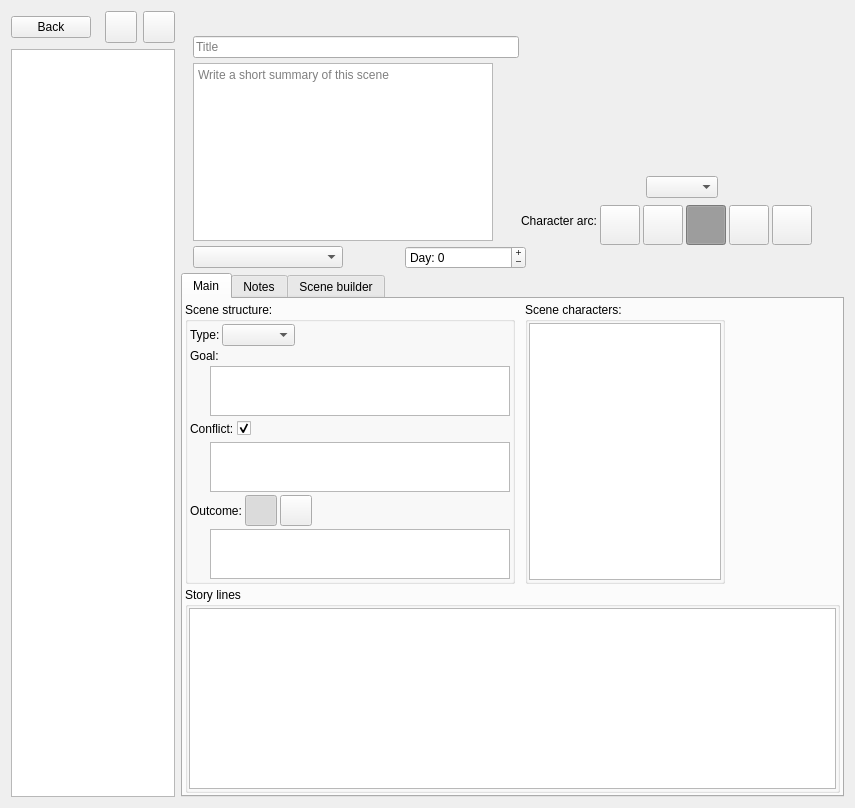
Old version of the form ui/scene_editor.ui in the repository zkovari/plotlyst.
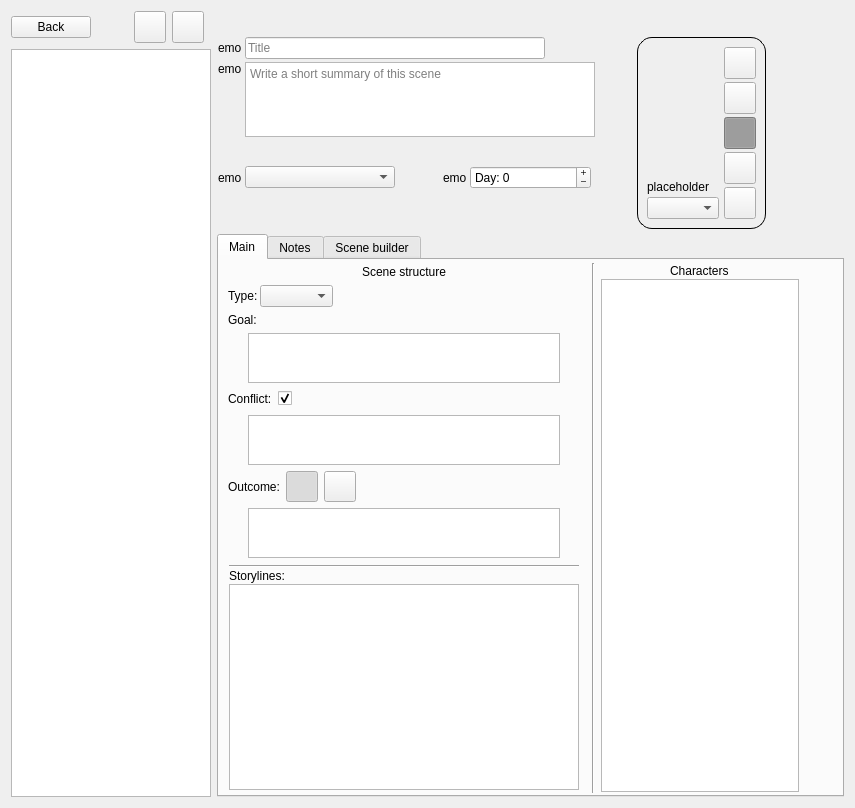
New version of the form.

Commit message:
New scene editor layout and better support on Windows
* Scenes layout improvements

* move characters tableview

* change font size on windows

* Stop loading emoji font

* Display arc buttons

```diff
--- a/ui/scene_editor.ui
+++ b/ui/scene_editor.ui
@@ -171,28 +171,36 @@
      </item>
      <item>
       <widget class="QWidget" name="wdgTop" native="true">
-       <layout class="QVBoxLayout" name="verticalLayout_2">
-        <property name="spacing">
-         <number>5</number>
-        </property>
-        <property name="leftMargin">
-         <number>0</number>
-        </property>
-        <property name="topMargin">
-         <number>0</number>
-        </property>
-        <property name="rightMargin">
-         <number>0</number>
-        </property>
-        <property name="bottomMargin">
-         <number>0</number>
-        </property>
-        <item>
          <layout class="QHBoxLayout" name="horizontalLayout_5">
+        <property name="spacing">
+         <number>2</number>
+        </property>
+        <property name="leftMargin">
+         <number>1</number>
+        </property>
+        <property name="topMargin">
+         <number>1</number>
+        </property>
+        <property name="rightMargin">
+         <number>1</number>
+        </property>
+        <property name="bottomMargin">
+         <number>1</number>
+        </property>
+        <item>
+         <layout class="QVBoxLayout" name="verticalLayout_2">
+          <property name="spacing">
+           <number>3</number>
+          </property>
+          <item>
+           <layout class="QHBoxLayout" name="horizontalLayout_6">
+            <property name="spacing">
+             <number>3</number>
+            </property>
           <item>
            <widget class="QLabel" name="lblTitleEmoji">
             <property name="text">
-             <string/>
+               <string>emo</string>
             </property>
            </widget>
           </item>
@@ -200,13 +208,13 @@
            <widget class="QLineEdit" name="lineTitle">
             <property name="minimumSize">
              <size>
-              <width>250</width>
+                <width>300</width>
               <height>0</height>
              </size>
             </property>
             <property name="maximumSize">
              <size>
-              <width>400</width>
+                <width>1232323</width>
               <height>16777215</height>
              </size>
             </property>
@@ -216,10 +224,13 @@
            </widget>
           </item>
           <item>
-           <spacer name="horizontalSpacer_3">
+             <spacer name="horizontalSpacer">
             <property name="orientation">
              <enum>Qt::Horizontal</enum>
             </property>
+              <property name="sizeType">
+               <enum>QSizePolicy::MinimumExpanding</enum>
+              </property>
             <property name="sizeHint" stdset="0">
              <size>
               <width>40</width>
@@ -231,26 +242,41 @@
          </layout>
         </item>
         <item>
-         <layout class="QHBoxLayout" name="horizontalLayout_6">
-          <item alignment="Qt::AlignTop">
+           <layout class="QHBoxLayout" name="horizontalLayout_11">
+            <property name="spacing">
+             <number>3</number>
+            </property>
+            <item alignment="Qt::AlignLeft|Qt::AlignTop">
            <widget class="QLabel" name="lblSynopsisEmoji">
             <property name="text">
-             <string/>
+               <string>emo</string>
             </property>
            </widget>
           </item>
-          <item>
+            <item alignment="Qt::AlignLeft|Qt::AlignTop">
            <widget class="QTextEdit" name="textSynopsis">
+              <property name="sizePolicy">
+               <sizepolicy hsizetype="Expanding" vsizetype="Preferred">
+                <horstretch>0</horstretch>
+                <verstretch>0</verstretch>
+               </sizepolicy>
+              </property>
             <property name="minimumSize">
              <size>
-              <width>300</width>
-              <height>0</height>
+                <width>350</width>
+                <height>75</height>
              </size>
             </property>
             <property name="maximumSize">
              <size>
-              <width>600</width>
-              <height>16777215</height>
+                <width>1232323</width>
+                <height>75</height>
+               </size>
+              </property>
+              <property name="baseSize">
+               <size>
+                <width>0</width>
+                <height>0</height>
              </size>
             </property>
             <property name="autoFormatting">
@@ -262,12 +288,12 @@
            </widget>
           </item>
           <item>
-           <spacer name="horizontalSpacer_5">
+             <spacer name="horizontalSpacer_3">
             <property name="orientation">
              <enum>Qt::Horizontal</enum>
             </property>
             <property name="sizeType">
-             <enum>QSizePolicy::Preferred</enum>
+               <enum>QSizePolicy::MinimumExpanding</enum>
             </property>
             <property name="sizeHint" stdset="0">
              <size>
@@ -277,320 +303,17 @@
             </property>
            </spacer>
           </item>
-          <item>
-           <layout class="QVBoxLayout" name="verticalLayout_11">
-            <property name="spacing">
-             <number>3</number>
-            </property>
-            <item alignment="Qt::AlignHCenter">
-             <widget class="QLabel" name="lblAvatar">
-              <property name="text">
-               <string/>
-              </property>
-             </widget>
-            </item>
-            <item alignment="Qt::AlignHCenter">
-             <widget class="QComboBox" name="cbPov">
-              <property name="maximumSize">
-               <size>
-                <width>141</width>
-                <height>16777215</height>
-               </size>
-              </property>
-             </widget>
-            </item>
+           </layout>
+          </item>
             <item>
-             <layout class="QHBoxLayout" name="horizontalLayout">
+           <layout class="QHBoxLayout" name="horizontalLayout_16">
               <property name="spacing">
                <number>3</number>
               </property>
-              <item>
-               <spacer name="horizontalSpacer_10">
-                <property name="orientation">
-                 <enum>Qt::Horizontal</enum>
-                </property>
-                <property name="sizeType">
-                 <enum>QSizePolicy::Preferred</enum>
-                </property>
-                <property name="sizeHint" stdset="0">
-                 <size>
-                  <width>10</width>
-                  <height>20</height>
-                 </size>
-                </property>
-               </spacer>
-              </item>
-              <item>
-               <widget class="QLabel" name="lblArc">
-                <property name="text">
-                 <string>Character arc:</string>
-                </property>
-               </widget>
-              </item>
-              <item>
-               <widget class="QToolButton" name="btnVeryUnhappy">
-                <property name="minimumSize">
-                 <size>
-                  <width>40</width>
-                  <height>40</height>
-                 </size>
-                </property>
-                <property name="maximumSize">
-                 <size>
-                  <width>32</width>
-                  <height>32</height>
-                 </size>
-                </property>
-                <property name="cursor">
-                 <cursorShape>PointingHandCursor</cursorShape>
-                </property>
-                <property name="styleSheet">
-                 <string notr="true">QToolButton:checked {
-	background-color: rgb(239, 0, 0);
-}
-
-QToolButton:hover {
-	border: 1px solid rgb(239, 0, 0);
-}
-
-QToolButton:disabled {   
-	font: grey;
-}</string>
-                </property>
-                <property name="text">
-                 <string/>
-                </property>
-                <property name="iconSize">
-                 <size>
-                  <width>4</width>
-                  <height>4</height>
-                 </size>
-                </property>
-                <property name="checkable">
-                 <bool>true</bool>
-                </property>
-                <property name="toolButtonStyle">
-                 <enum>Qt::ToolButtonTextOnly</enum>
-                </property>
-                <attribute name="buttonGroup">
-                 <string notr="true">btnGroupArc</string>
-                </attribute>
-               </widget>
-              </item>
-              <item>
-               <widget class="QToolButton" name="btnUnHappy">
-                <property name="minimumSize">
-                 <size>
-                  <width>40</width>
-                  <height>40</height>
-                 </size>
-                </property>
-                <property name="maximumSize">
-                 <size>
-                  <width>32</width>
-                  <height>32</height>
-                 </size>
-                </property>
-                <property name="cursor">
-                 <cursorShape>PointingHandCursor</cursorShape>
-                </property>
-                <property name="styleSheet">
-                 <string notr="true">QToolButton:checked {
-	background-color: rgb(255, 142, 43);
-}
-
-QToolButton:hover {
-	border: 1px solid rgb(255, 142, 43);
-}</string>
-                </property>
-                <property name="text">
-                 <string/>
-                </property>
-                <property name="iconSize">
-                 <size>
-                  <width>4</width>
-                  <height>4</height>
-                 </size>
-                </property>
-                <property name="checkable">
-                 <bool>true</bool>
-                </property>
-                <property name="toolButtonStyle">
-                 <enum>Qt::ToolButtonTextOnly</enum>
-                </property>
-                <attribute name="buttonGroup">
-                 <string notr="true">btnGroupArc</string>
-                </attribute>
-               </widget>
-              </item>
-              <item>
-               <widget class="QToolButton" name="btnNeutral">
-                <property name="minimumSize">
-                 <size>
-                  <width>40</width>
-                  <height>40</height>
-                 </size>
-                </property>
-                <property name="maximumSize">
-                 <size>
-                  <width>32</width>
-                  <height>32</height>
-                 </size>
-                </property>
-                <property name="cursor">
-                 <cursorShape>PointingHandCursor</cursorShape>
-                </property>
-                <property name="styleSheet">
-                 <string notr="true">QToolButton::checked {
-	background-color: rgb(171, 171, 171);
-}
-
-QToolButton:hover {
-	border: 1px solid rgb(171, 171, 171);
-}</string>
-                </property>
-                <property name="text">
-                 <string/>
-                </property>
-                <property name="iconSize">
-                 <size>
-                  <width>4</width>
-                  <height>4</height>
-                 </size>
-                </property>
-                <property name="checkable">
-                 <bool>true</bool>
-                </property>
-                <property name="checked">
-                 <bool>true</bool>
-                </property>
-                <property name="toolButtonStyle">
-                 <enum>Qt::ToolButtonTextOnly</enum>
-                </property>
-                <attribute name="buttonGroup">
-                 <string notr="true">btnGroupArc</string>
-                </attribute>
-               </widget>
-              </item>
-              <item>
-               <widget class="QToolButton" name="btnHappy">
-                <property name="minimumSize">
-                 <size>
-                  <width>40</width>
-                  <height>40</height>
-                 </size>
-                </property>
-                <property name="maximumSize">
-                 <size>
-                  <width>32</width>
-                  <height>32</height>
-                 </size>
-                </property>
-                <property name="cursor">
-                 <cursorShape>PointingHandCursor</cursorShape>
-                </property>
-                <property name="styleSheet">
-                 <string notr="true">QToolButton:checked {
-	background-color: rgb(136, 255, 115);
-}
-
-QToolButton:hover {
-	border: 1px solid rgb(136, 255, 115);
-}</string>
-                </property>
-                <property name="text">
-                 <string/>
-                </property>
-                <property name="iconSize">
-                 <size>
-                  <width>4</width>
-                  <height>4</height>
-                 </size>
-                </property>
-                <property name="checkable">
-                 <bool>true</bool>
-                </property>
-                <property name="toolButtonStyle">
-                 <enum>Qt::ToolButtonTextOnly</enum>
-                </property>
-                <attribute name="buttonGroup">
-                 <string notr="true">btnGroupArc</string>
-                </attribute>
-               </widget>
-              </item>
-              <item>
-               <widget class="QToolButton" name="btnVeryHappy">
-                <property name="minimumSize">
-                 <size>
-                  <width>40</width>
-                  <height>40</height>
-                 </size>
-                </property>
-                <property name="maximumSize">
-                 <size>
-                  <width>32</width>
-                  <height>32</height>
-                 </size>
-                </property>
-                <property name="cursor">
-                 <cursorShape>PointingHandCursor</cursorShape>
-                </property>
-                <property name="styleSheet">
-                 <string notr="true">QToolButton:checked {
-	background-color: rgb(0, 202, 148);
-}
-
-QToolButton:hover {
-	border: 1px solid rgb(0, 202, 148);
-}
-
-</string>
-                </property>
-                <property name="text">
-                 <string/>
-                </property>
-                <property name="iconSize">
-                 <size>
-                  <width>4</width>
-                  <height>4</height>
-                 </size>
-                </property>
-                <property name="checkable">
-                 <bool>true</bool>
-                </property>
-                <property name="toolButtonStyle">
-                 <enum>Qt::ToolButtonTextOnly</enum>
-                </property>
-                <attribute name="buttonGroup">
-                 <string notr="true">btnGroupArc</string>
-                </attribute>
-               </widget>
-              </item>
-              <item>
-               <spacer name="horizontalSpacer">
-                <property name="orientation">
-                 <enum>Qt::Horizontal</enum>
-                </property>
-                <property name="sizeHint" stdset="0">
-                 <size>
-                  <width>40</width>
-                  <height>20</height>
-                 </size>
-                </property>
-               </spacer>
-              </item>
-             </layout>
-            </item>
-           </layout>
-          </item>
-         </layout>
-        </item>
-        <item>
-         <layout class="QHBoxLayout" name="horizontalLayout_11">
           <item>
            <widget class="QLabel" name="lblBeatEmoji">
             <property name="text">
-             <string/>
+               <string>emo</string>
             </property>
            </widget>
           </item>
@@ -632,7 +355,7 @@
           <item>
            <widget class="QLabel" name="lblDayEmoji">
             <property name="text">
-             <string/>
+               <string>emo</string>
             </property>
            </widget>
           </item>
@@ -668,10 +391,333 @@
            </widget>
           </item>
           <item>
+             <spacer name="horizontalSpacer_5">
+              <property name="orientation">
+               <enum>Qt::Horizontal</enum>
+              </property>
+              <property name="sizeType">
+               <enum>QSizePolicy::MinimumExpanding</enum>
+              </property>
+              <property name="sizeHint" stdset="0">
+               <size>
+                <width>40</width>
+                <height>20</height>
+               </size>
+              </property>
+             </spacer>
+            </item>
+           </layout>
+          </item>
+          <item>
+           <spacer name="verticalSpacer">
+            <property name="orientation">
+             <enum>Qt::Vertical</enum>
+            </property>
+            <property name="sizeType">
+             <enum>QSizePolicy::Preferred</enum>
+            </property>
+            <property name="sizeHint" stdset="0">
+             <size>
+              <width>20</width>
+              <height>40</height>
+             </size>
+            </property>
+           </spacer>
+          </item>
+         </layout>
+        </item>
+        <item>
+         <widget class="QFrame" name="wdgPov">
+          <property name="styleSheet">
+           <string notr="true">#wdgPov {border: 1px solid black;
+border-radius: 15px;
+}</string>
+          </property>
+          <layout class="QHBoxLayout" name="horizontalLayout_18">
+           <property name="spacing">
+            <number>5</number>
+           </property>
+           <item>
+            <layout class="QVBoxLayout" name="verticalLayout_11">
+             <property name="spacing">
+              <number>3</number>
+             </property>
+             <item alignment="Qt::AlignBottom">
+              <widget class="QLabel" name="lblAvatar">
+               <property name="text">
+                <string>placeholder</string>
+               </property>
+              </widget>
+             </item>
+             <item>
+              <widget class="QComboBox" name="cbPov">
+               <property name="maximumSize">
+                <size>
+                 <width>141</width>
+                 <height>16777215</height>
+                </size>
+               </property>
+              </widget>
+             </item>
+            </layout>
+           </item>
+           <item>
+            <layout class="QVBoxLayout" name="verticalLayout_12">
+             <property name="spacing">
+              <number>3</number>
+             </property>
+             <item>
+              <widget class="QToolButton" name="btnVeryHappy">
+               <property name="minimumSize">
+                <size>
+                 <width>32</width>
+                 <height>32</height>
+                </size>
+               </property>
+               <property name="maximumSize">
+                <size>
+                 <width>32</width>
+                 <height>32</height>
+                </size>
+               </property>
+               <property name="cursor">
+                <cursorShape>PointingHandCursor</cursorShape>
+               </property>
+               <property name="styleSheet">
+                <string notr="true">QToolButton:checked {
+	background-color: rgb(0, 202, 148);
+}
+
+QToolButton:hover {
+	border: 1px solid rgb(0, 202, 148);
+}
+
+</string>
+               </property>
+               <property name="text">
+                <string/>
+               </property>
+               <property name="iconSize">
+                <size>
+                 <width>4</width>
+                 <height>4</height>
+                </size>
+               </property>
+               <property name="checkable">
+                <bool>true</bool>
+               </property>
+               <property name="toolButtonStyle">
+                <enum>Qt::ToolButtonTextOnly</enum>
+               </property>
+               <attribute name="buttonGroup">
+                <string notr="true">btnGroupArc</string>
+               </attribute>
+              </widget>
+             </item>
+             <item>
+              <widget class="QToolButton" name="btnHappy">
+               <property name="minimumSize">
+                <size>
+                 <width>32</width>
+                 <height>32</height>
+                </size>
+               </property>
+               <property name="maximumSize">
+                <size>
+                 <width>32</width>
+                 <height>32</height>
+                </size>
+               </property>
+               <property name="cursor">
+                <cursorShape>PointingHandCursor</cursorShape>
+               </property>
+               <property name="styleSheet">
+                <string notr="true">QToolButton:checked {
+	background-color: rgb(136, 255, 115);
+}
+
+QToolButton:hover {
+	border: 1px solid rgb(136, 255, 115);
+}</string>
+               </property>
+               <property name="text">
+                <string/>
+               </property>
+               <property name="iconSize">
+                <size>
+                 <width>4</width>
+                 <height>4</height>
+                </size>
+               </property>
+               <property name="checkable">
+                <bool>true</bool>
+               </property>
+               <property name="toolButtonStyle">
+                <enum>Qt::ToolButtonTextOnly</enum>
+               </property>
+               <attribute name="buttonGroup">
+                <string notr="true">btnGroupArc</string>
+               </attribute>
+              </widget>
+             </item>
+             <item>
+              <widget class="QToolButton" name="btnNeutral">
+               <property name="minimumSize">
+                <size>
+                 <width>32</width>
+                 <height>32</height>
+                </size>
+               </property>
+               <property name="maximumSize">
+                <size>
+                 <width>32</width>
+                 <height>32</height>
+                </size>
+               </property>
+               <property name="cursor">
+                <cursorShape>PointingHandCursor</cursorShape>
+               </property>
+               <property name="styleSheet">
+                <string notr="true">QToolButton::checked {
+	background-color: rgb(171, 171, 171);
+}
+
+QToolButton:hover {
+	border: 1px solid rgb(171, 171, 171);
+}</string>
+               </property>
+               <property name="text">
+                <string/>
+               </property>
+               <property name="iconSize">
+                <size>
+                 <width>4</width>
+                 <height>4</height>
+                </size>
+               </property>
+               <property name="checkable">
+                <bool>true</bool>
+               </property>
+               <property name="checked">
+                <bool>true</bool>
+               </property>
+               <property name="toolButtonStyle">
+                <enum>Qt::ToolButtonTextOnly</enum>
+               </property>
+               <attribute name="buttonGroup">
+                <string notr="true">btnGroupArc</string>
+               </attribute>
+              </widget>
+             </item>
+             <item>
+              <widget class="QToolButton" name="btnUnHappy">
+               <property name="minimumSize">
+                <size>
+                 <width>32</width>
+                 <height>32</height>
+                </size>
+               </property>
+               <property name="maximumSize">
+                <size>
+                 <width>32</width>
+                 <height>32</height>
+                </size>
+               </property>
+               <property name="cursor">
+                <cursorShape>PointingHandCursor</cursorShape>
+               </property>
+               <property name="styleSheet">
+                <string notr="true">QToolButton:checked {
+	background-color: rgb(255, 142, 43);
+}
+
+QToolButton:hover {
+	border: 1px solid rgb(255, 142, 43);
+}</string>
+               </property>
+               <property name="text">
+                <string/>
+               </property>
+               <property name="iconSize">
+                <size>
+                 <width>4</width>
+                 <height>4</height>
+                </size>
+               </property>
+               <property name="checkable">
+                <bool>true</bool>
+               </property>
+               <property name="toolButtonStyle">
+                <enum>Qt::ToolButtonTextOnly</enum>
+               </property>
+               <attribute name="buttonGroup">
+                <string notr="true">btnGroupArc</string>
+               </attribute>
+              </widget>
+             </item>
+             <item>
+              <widget class="QToolButton" name="btnVeryUnhappy">
+               <property name="minimumSize">
+                <size>
+                 <width>32</width>
+                 <height>32</height>
+                </size>
+               </property>
+               <property name="maximumSize">
+                <size>
+                 <width>32</width>
+                 <height>32</height>
+                </size>
+               </property>
+               <property name="cursor">
+                <cursorShape>PointingHandCursor</cursorShape>
+               </property>
+               <property name="styleSheet">
+                <string notr="true">QToolButton:checked {
+	background-color: rgb(239, 0, 0);
+}
+
+QToolButton:hover {
+	border: 1px solid rgb(239, 0, 0);
+}
+
+QToolButton:disabled {   
+	font: grey;
+}</string>
+               </property>
+               <property name="text">
+                <string/>
+               </property>
+               <property name="iconSize">
+                <size>
+                 <width>4</width>
+                 <height>4</height>
+                </size>
+               </property>
+               <property name="checkable">
+                <bool>true</bool>
+               </property>
+               <property name="toolButtonStyle">
+                <enum>Qt::ToolButtonTextOnly</enum>
+               </property>
+               <attribute name="buttonGroup">
+                <string notr="true">btnGroupArc</string>
+               </attribute>
+              </widget>
+             </item>
+            </layout>
+           </item>
+          </layout>
+         </widget>
+        </item>
+        <item>
            <spacer name="horizontalSpacer_9">
             <property name="orientation">
              <enum>Qt::Horizontal</enum>
             </property>
+          <property name="sizeType">
+           <enum>QSizePolicy::Expanding</enum>
+          </property>
             <property name="sizeHint" stdset="0">
              <size>
               <width>40</width>
@@ -679,8 +725,6 @@
              </size>
             </property>
            </spacer>
-          </item>
-         </layout>
         </item>
        </layout>
       </widget>
@@ -734,20 +778,30 @@
             <number>0</number>
            </property>
            <item>
-            <widget class="QGroupBox" name="groupBox">
+            <spacer name="horizontalSpacer_12">
+             <property name="orientation">
+              <enum>Qt::Horizontal</enum>
+             </property>
+             <property name="sizeType">
+              <enum>QSizePolicy::Preferred</enum>
+             </property>
+             <property name="sizeHint" stdset="0">
+              <size>
+               <width>5</width>
+               <height>20</height>
+              </size>
+             </property>
+            </spacer>
+           </item>
+           <item>
+            <widget class="QWidget" name="widget" native="true">
              <property name="maximumSize">
               <size>
-               <width>550</width>
+               <width>16777215</width>
                <height>16777215</height>
               </size>
              </property>
-             <property name="title">
-              <string>Scene structure:</string>
-             </property>
              <layout class="QVBoxLayout" name="verticalLayout_5">
-              <property name="spacing">
-               <number>3</number>
-              </property>
               <property name="leftMargin">
                <number>2</number>
               </property>
@@ -760,6 +814,16 @@
               <property name="bottomMargin">
                <number>2</number>
               </property>
+              <item alignment="Qt::AlignHCenter">
+               <widget class="QLabel" name="label">
+                <property name="text">
+                 <string>Scene structure</string>
+                </property>
+                <property name="buddy">
+                 <cstring>wdgPov</cstring>
+                </property>
+               </widget>
+              </item>
               <item>
                <layout class="QHBoxLayout" name="horizontalLayout_3">
                 <property name="spacing">
@@ -839,20 +903,42 @@
                 </item>
                 <item>
                  <widget class="QTextEdit" name="textEvent1">
+                  <property name="sizePolicy">
+                   <sizepolicy hsizetype="Expanding" vsizetype="Preferred">
+                    <horstretch>0</horstretch>
+                    <verstretch>0</verstretch>
+                   </sizepolicy>
+                  </property>
                   <property name="minimumSize">
                    <size>
-                    <width>300</width>
+                    <width>0</width>
                     <height>0</height>
                    </size>
                   </property>
                   <property name="maximumSize">
                    <size>
-                    <width>600</width>
+                    <width>16777215</width>
                     <height>50</height>
                    </size>
                   </property>
                  </widget>
                 </item>
+                <item>
+                 <spacer name="horizontalSpacer_10">
+                  <property name="orientation">
+                   <enum>Qt::Horizontal</enum>
+                  </property>
+                  <property name="sizeType">
+                   <enum>QSizePolicy::Preferred</enum>
+                  </property>
+                  <property name="sizeHint" stdset="0">
+                   <size>
+                    <width>20</width>
+                    <height>20</height>
+                   </size>
+                  </property>
+                 </spacer>
+                </item>
                </layout>
               </item>
               <item>
@@ -920,18 +1006,34 @@
                   </property>
                   <property name="minimumSize">
                    <size>
-                    <width>300</width>
+                    <width>0</width>
                     <height>0</height>
                    </size>
                   </property>
                   <property name="maximumSize">
                    <size>
-                    <width>600</width>
+                    <width>16777215</width>
                     <height>50</height>
                    </size>
                   </property>
                  </widget>
                 </item>
+                <item>
+                 <spacer name="horizontalSpacer_21">
+                  <property name="orientation">
+                   <enum>Qt::Horizontal</enum>
+                  </property>
+                  <property name="sizeType">
+                   <enum>QSizePolicy::Preferred</enum>
+                  </property>
+                  <property name="sizeHint" stdset="0">
+                   <size>
+                    <width>20</width>
+                    <height>20</height>
+                   </size>
+                  </property>
+                 </spacer>
+                </item>
                </layout>
               </item>
               <item>
@@ -1043,27 +1145,94 @@
                 </item>
                 <item>
                  <widget class="QTextEdit" name="textEvent3">
+                  <property name="sizePolicy">
+                   <sizepolicy hsizetype="Expanding" vsizetype="Preferred">
+                    <horstretch>0</horstretch>
+                    <verstretch>0</verstretch>
+                   </sizepolicy>
+                  </property>
                   <property name="minimumSize">
                    <size>
-                    <width>300</width>
+                    <width>0</width>
                     <height>0</height>
                    </size>
                   </property>
                   <property name="maximumSize">
                    <size>
-                    <width>600</width>
+                    <width>16777215</width>
                     <height>50</height>
                    </size>
                   </property>
                  </widget>
                 </item>
+                <item>
+                 <spacer name="horizontalSpacer_22">
+                  <property name="orientation">
+                   <enum>Qt::Horizontal</enum>
+                  </property>
+                  <property name="sizeType">
+                   <enum>QSizePolicy::Preferred</enum>
+                  </property>
+                  <property name="sizeHint" stdset="0">
+                   <size>
+                    <width>20</width>
+                    <height>20</height>
+                   </size>
+                  </property>
+                 </spacer>
+                </item>
                </layout>
               </item>
+              <item>
+               <widget class="QWidget" name="widget_3" native="true">
+                <layout class="QVBoxLayout" name="verticalLayout_8">
+                 <property name="spacing">
+                  <number>1</number>
+                 </property>
+                 <property name="leftMargin">
+                  <number>1</number>
+                 </property>
+                 <property name="topMargin">
+                  <number>1</number>
+                 </property>
+                 <property name="rightMargin">
+                  <number>1</number>
+                 </property>
+                 <property name="bottomMargin">
+                  <number>1</number>
+                 </property>
+                 <item>
+                  <widget class="Line" name="line">
+                   <property name="orientation">
+                    <enum>Qt::Horizontal</enum>
+                   </property>
+                  </widget>
+                 </item>
+                 <item>
+                  <widget class="QLabel" name="label_2">
+                   <property name="text">
+                    <string>Storylines:</string>
+                   </property>
+                  </widget>
+                 </item>
+                 <item>
+                  <widget class="QListView" name="lstStoryLines">
+                   <property name="sizePolicy">
+                    <sizepolicy hsizetype="Expanding" vsizetype="Expanding">
+                     <horstretch>0</horstretch>
+                     <verstretch>0</verstretch>
+                    </sizepolicy>
+                   </property>
+                  </widget>
+                 </item>
              </layout>
             </widget>
            </item>
+             </layout>
+            </widget>
+           </item>
            <item>
-            <spacer name="horizontalSpacer_12">
+            <spacer name="horizontalSpacer_20">
              <property name="orientation">
               <enum>Qt::Horizontal</enum>
              </property>
@@ -1079,16 +1248,36 @@
             </spacer>
            </item>
            <item>
-            <widget class="QGroupBox" name="groupBox_2">
+            <widget class="Line" name="line_2">
+             <property name="orientation">
+              <enum>Qt::Vertical</enum>
+             </property>
+            </widget>
+           </item>
+           <item>
+            <spacer name="horizontalSpacer_19">
+             <property name="orientation">
+              <enum>Qt::Horizontal</enum>
+             </property>
+             <property name="sizeType">
+              <enum>QSizePolicy::Preferred</enum>
+             </property>
+             <property name="sizeHint" stdset="0">
+              <size>
+               <width>5</width>
+               <height>20</height>
+              </size>
+             </property>
+            </spacer>
+           </item>
+           <item>
+            <widget class="QWidget" name="widget_2" native="true">
              <property name="maximumSize">
               <size>
                <width>200</width>
                <height>16777215</height>
               </size>
              </property>
-             <property name="title">
-              <string>Scene characters:</string>
-             </property>
              <layout class="QVBoxLayout" name="verticalLayout_6">
               <property name="spacing">
                <number>1</number>
@@ -1105,6 +1294,13 @@
               <property name="bottomMargin">
                <number>1</number>
               </property>
+              <item alignment="Qt::AlignHCenter">
+               <widget class="QLabel" name="lblCharacters">
+                <property name="text">
+                 <string>Characters</string>
+                </property>
+               </widget>
+              </item>
               <item>
                <widget class="QTableView" name="tblCharacters">
                 <property name="selectionMode">
@@ -1132,6 +1328,9 @@
              <property name="orientation">
               <enum>Qt::Horizontal</enum>
              </property>
+             <property name="sizeType">
+              <enum>QSizePolicy::Preferred</enum>
+             </property>
              <property name="sizeHint" stdset="0">
               <size>
                <width>40</width>
@@ -1143,35 +1342,7 @@
           </layout>
          </item>
          <item>
-          <layout class="QHBoxLayout" name="horizontalLayout_2">
-           <item>
-            <widget class="QGroupBox" name="groupBox_3">
-             <property name="title">
-              <string>Story lines</string>
-             </property>
-             <layout class="QVBoxLayout" name="verticalLayout_8">
-              <property name="spacing">
-               <number>1</number>
-              </property>
-              <property name="leftMargin">
-               <number>1</number>
-              </property>
-              <property name="topMargin">
-               <number>1</number>
-              </property>
-              <property name="rightMargin">
-               <number>1</number>
-              </property>
-              <property name="bottomMargin">
-               <number>1</number>
-              </property>
-              <item>
-               <widget class="QListView" name="lstStoryLines"/>
-              </item>
-             </layout>
-            </widget>
-           </item>
-          </layout>
+          <layout class="QHBoxLayout" name="horizontalLayout_2"/>
          </item>
         </layout>
        </widget>
```
Left out of the diff: 24 changed lines with no effect on the pictures. Lines whose indentation alone changed are shown as unchanged. The commit also changes 6 other files.
